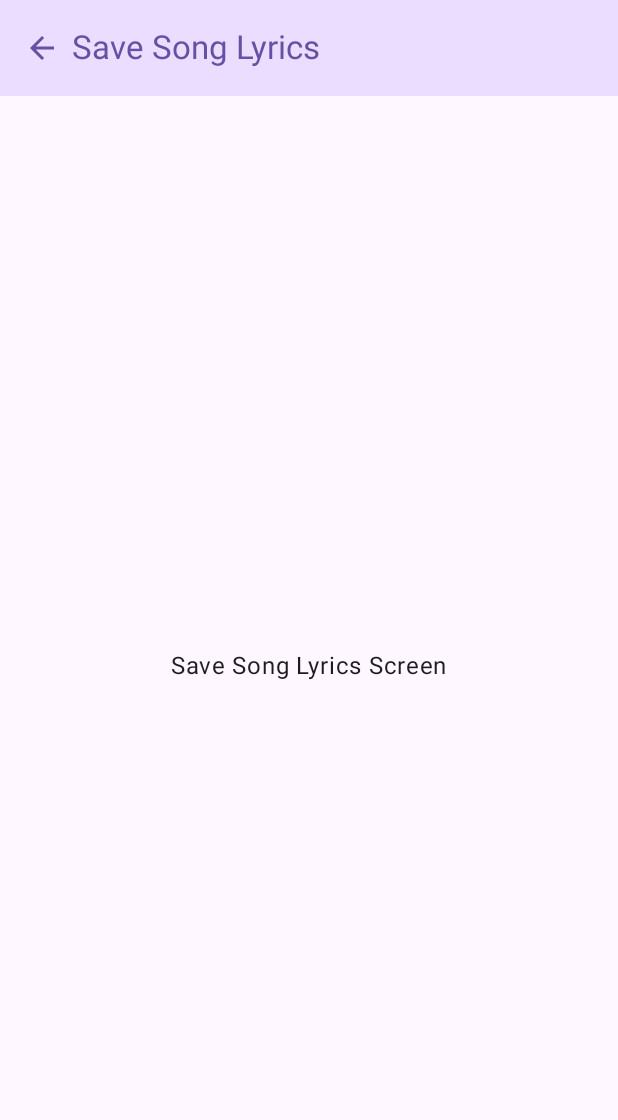
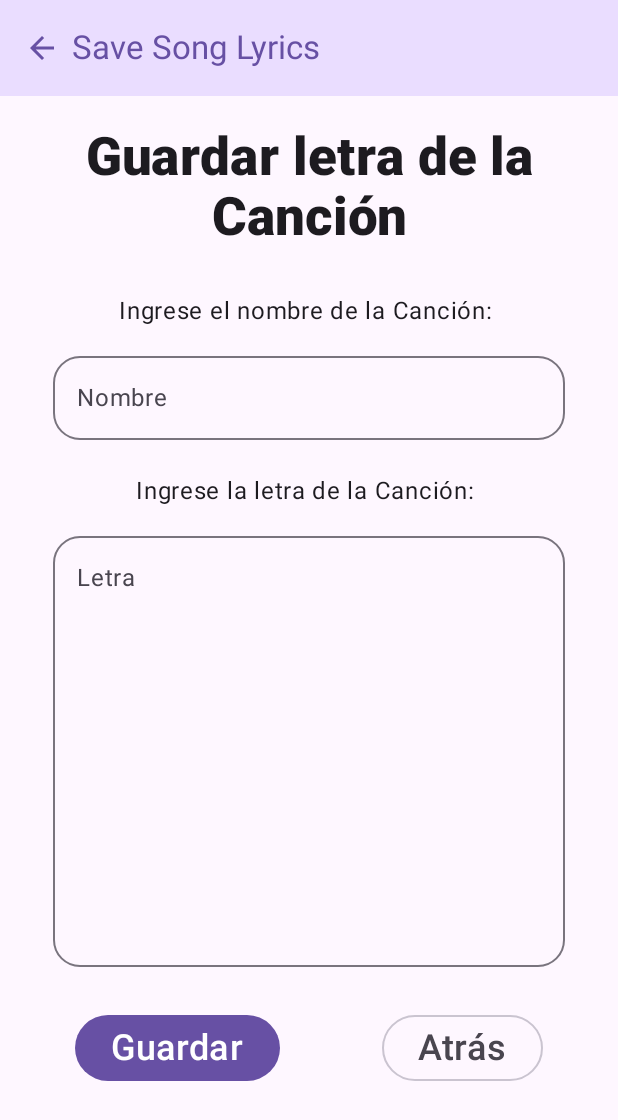
Before and after one commit to SnakyDH/ASAB-Music-Saver, an Android app built with Jetpack Compose: the SaveSongLyricsScreen screen opened through its navigation route, on a phone screen of 412 x 824 dp. Shown: the top 1120 px of the screen. Run offline under Robolectric (Android 15) with nearby library versions, the phone set to English and light mode, and no system bars.

Commit message:
Changes to the screen for saving song lyrics.

```diff
--- a/app/src/main/java/com/snakydh/asab_music_saver/screens/HomeScreen.kt
+++ b/app/src/main/java/com/snakydh/asab_music_saver/screens/HomeScreen.kt
@@ -63,7 +63,7 @@ fun HomeScreen(navController: NavController) {
 }
 
 @Composable
-fun MenuButtons(navController:NavController ){
+fun MenuButtons(navController: NavController) {
     Column(
         modifier = Modifier
             .fillMaxHeight(0.4F)
--- a/app/src/main/java/com/snakydh/asab_music_saver/screens/SaveSongLyricsScreen.kt
+++ b/app/src/main/java/com/snakydh/asab_music_saver/screens/SaveSongLyricsScreen.kt
@@ -6,59 +6,150 @@ import androidx.compose.foundation.layout.Column
 import androidx.compose.foundation.layout.Row
 import androidx.compose.foundation.layout.Spacer
 import androidx.compose.foundation.layout.fillMaxSize
+import androidx.compose.foundation.layout.fillMaxWidth
+import androidx.compose.foundation.layout.height
 import androidx.compose.foundation.layout.padding
 import androidx.compose.foundation.layout.width
+import androidx.compose.foundation.rememberScrollState
+import androidx.compose.foundation.shape.RoundedCornerShape
+import androidx.compose.foundation.verticalScroll
 import androidx.compose.material.icons.Icons
 import androidx.compose.material.icons.filled.ArrowBack
+import androidx.compose.material3.Button
+import androidx.compose.material3.Card
+import androidx.compose.material3.CardDefaults
+import androidx.compose.material3.ElevatedButton
 import androidx.compose.material3.ExperimentalMaterial3Api
 import androidx.compose.material3.Icon
 import androidx.compose.material3.MaterialTheme
+import androidx.compose.material3.OutlinedButton
+import androidx.compose.material3.OutlinedTextField
 import androidx.compose.material3.Scaffold
 import androidx.compose.material3.Text
 import androidx.compose.material3.TopAppBar
 import androidx.compose.material3.TopAppBarDefaults
 import androidx.compose.runtime.Composable
+import androidx.compose.runtime.mutableStateOf
+import androidx.compose.runtime.remember
 import androidx.compose.ui.Alignment
 import androidx.compose.ui.Modifier
+import androidx.compose.ui.graphics.Color
+import androidx.compose.ui.text.font.FontWeight
+import androidx.compose.ui.text.style.TextAlign
 import androidx.compose.ui.unit.dp
+import androidx.compose.ui.unit.sp
 import androidx.navigation.NavController
+import com.snakydh.asab_music_saver.navigation.AppScreens
 
 @OptIn(ExperimentalMaterial3Api::class)
 @Composable
 fun SaveSongLyricsScreen(navController: NavController) {
-    Scaffold(
-        topBar = {
-            TopAppBar(
-                colors = TopAppBarDefaults.topAppBarColors(
+    Scaffold(topBar = {
+        TopAppBar(colors = TopAppBarDefaults.topAppBarColors(
             containerColor = MaterialTheme.colorScheme.primaryContainer,
             titleContentColor = MaterialTheme.colorScheme.primary,
-                ),
-                title = {
+        ), title = {
             Row(
                 verticalAlignment = Alignment.CenterVertically
             ) {
                 Icon(
                     modifier = Modifier.clickable {
                         navController.popBackStack()
-                            },
-                            imageVector = Icons.Default.ArrowBack, contentDescription = "arrow back"
+                    }, imageVector = Icons.Default.ArrowBack, contentDescription = "arrow back"
                 )
                 Spacer(modifier = Modifier.width(8.dp))
                 Text("Save Song Lyrics")
             }
-                }
-            )
-        }
-    ) { innerPadding ->
+        })
+    }) { innerPadding ->
+        val scrollState = rememberScrollState()
+
         Column(
             modifier = Modifier
+                .verticalScroll(scrollState)
                 .padding(innerPadding)
                 .fillMaxSize(),
             horizontalAlignment = Alignment.CenterHorizontally,
             verticalArrangement = Arrangement.Center,
         ) {
-            Text(text = "Save Song Lyrics Screen")
 
+            Form()
+            Spacer(
+                modifier = Modifier.height(30.dp)
+            )
+            Buttons(navController)
+            Spacer(
+                modifier = Modifier.height(10.dp)
+            )
         }
     }
 }
+
+@Composable
+fun Buttons(navController: NavController) {
+    Row(
+        modifier = Modifier
+            .fillMaxWidth()
+            .padding(horizontal = 50.dp),
+        horizontalArrangement = Arrangement.SpaceBetween,
+        verticalAlignment = Alignment.CenterVertically
+    ) {
+        Button(onClick = { navController.navigate(AppScreens.HomeScreen.route) }) {
+            Text("Guardar", fontSize = 24.sp)
+        }
+        OutlinedButton(onClick = { navController.navigate(AppScreens.HomeScreen.route) }) {
+            Text(text = "Atrás", fontSize = 24.sp)
+        }
+    }
+}
+
+@Composable
+fun Form() {
+    val name = remember { mutableStateOf("") }
+    val lyrics = remember { mutableStateOf("") }
+    Text(
+        modifier = Modifier
+            .padding(0.dp, 20.dp),
+        text = "Guardar letra de la Canción",
+        fontSize = 35.sp,
+        textAlign = TextAlign.Center,
+        fontWeight = FontWeight.ExtraBold,
+        lineHeight = 40.sp
+    )
+    Column(
+        modifier = Modifier
+
+            .fillMaxSize(),
+        verticalArrangement = Arrangement.Center,
+        horizontalAlignment = Alignment.CenterHorizontally
+    ) {
+        Text(
+            text = "Ingrese el nombre de la Canción: ",
+            modifier = Modifier.padding(10.dp)
+        )
+        OutlinedTextField(
+            value = name.value,
+            onValueChange = { name.value = it },
+            label = { Text(text = "Nombre") },
+            shape = RoundedCornerShape(18.dp),
+            modifier = Modifier
+                .fillMaxWidth()
+                .padding(horizontal = 35.dp)
+        )
+        Spacer(modifier = Modifier.height(12.dp))
+        Text(
+            text = "Ingrese la letra de la Canción: ",
+            modifier = Modifier.padding(10.dp)
+        )
+        OutlinedTextField(
+            value = lyrics.value,
+            onValueChange = { lyrics.value = it },
+            label = { Text(text = "Letra") },
+            shape = RoundedCornerShape(18.dp),
+            modifier = Modifier
+                .fillMaxWidth()
+                .height(295.dp)
+                .padding(horizontal = 35.dp)
+        )
+    }
+}
```
Lines whose indentation alone changed are shown as unchanged.
